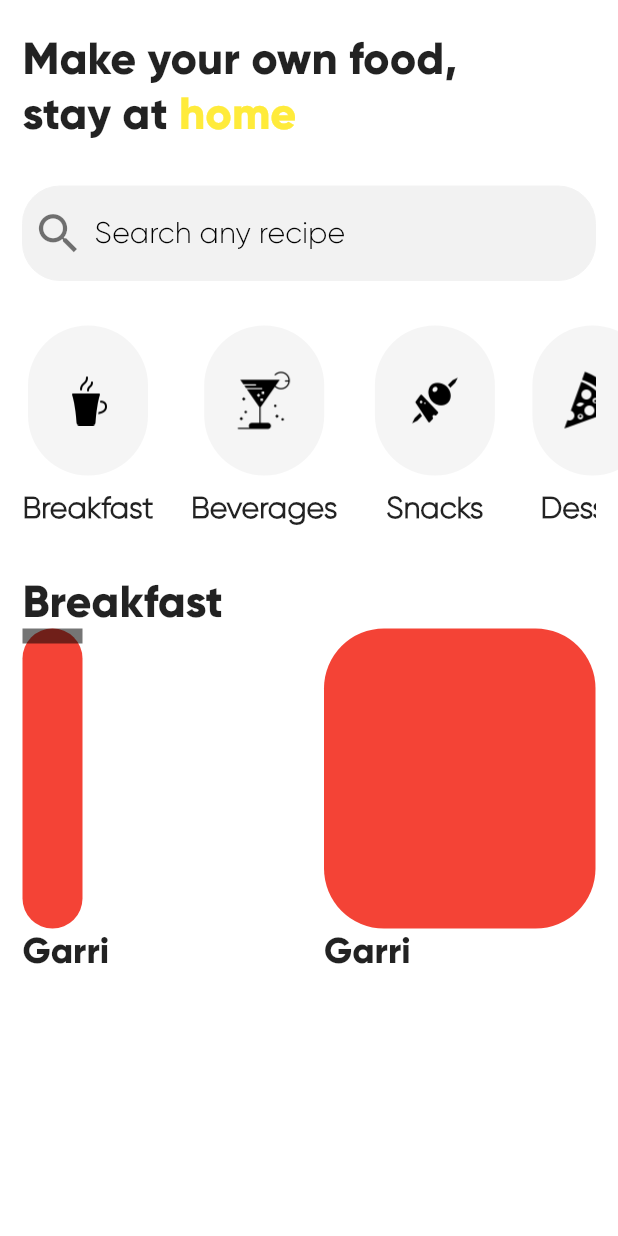
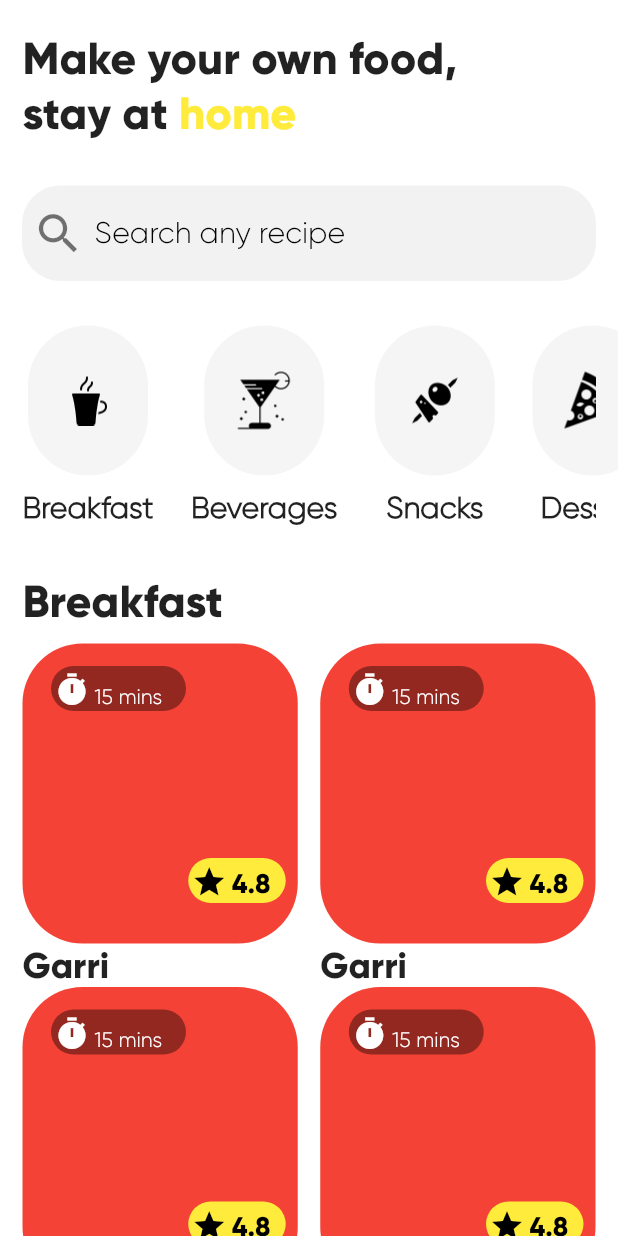
Before and after one commit to samtuga1/easy_food, a Flutter app: the screen it shows after launch, on a phone screen of 412 x 824 dp. Run offline on Flutter 3.47's test engine with Material 2 defaults, Android fonts, the phone set to English and light mode, and no system bars.

Commit message:
Added ListView.builder to the food_container.dart

```diff
--- a/lib/constants.dart
+++ b/lib/constants.dart
@@ -4,3 +4,26 @@ class TextStyles {
   static TextStyle title = const TextStyle(fontFamily: 'GilroyBold');
   static TextStyle subTitle = const TextStyle(fontFamily: 'GilroyLight');
 }
+
+List preference = [
+  {
+    'imageName': 'assets/icons/coffee.png',
+    'title': 'Breakfast',
+  },
+  {
+    'imageName': 'assets/icons/beverage.png',
+    'title': 'Beverages',
+  },
+  {
+    'imageName': 'assets/icons/snack.png',
+    'title': 'Snacks',
+  },
+  {
+    'imageName': 'assets/icons/pizza.png',
+    'title': 'Dessert',
+  },
+  {
+    'imageName': 'assets/icons/soup.png',
+    'title': 'Soups',
+  },
+];
--- a/lib/screens/home_screen.dart
+++ b/lib/screens/home_screen.dart
@@ -2,6 +2,8 @@ import 'package:easy_food/widgets/search_bar.dart';
 import 'package:flutter/material.dart';
 import 'package:easy_food/constants.dart' as constants;
 import 'package:easy_food/widgets/preferences.dart';
+import 'package:easy_food/widgets/food_container.dart';
+import 'package:easy_food/constants.dart';
 
 class HomeScreen extends StatefulWidget {
   const HomeScreen({Key? key}) : super(key: key);
@@ -11,29 +13,6 @@ class HomeScreen extends StatefulWidget {
 }
 
 class _HomeScreenState extends State<HomeScreen> {
-  List preference = [
-    {
-      'imageName': 'assets/icons/coffee.png',
-      'title': 'Breakfast',
-    },
-    {
-      'imageName': 'assets/icons/beverage.png',
-      'title': 'Beverages',
-    },
-    {
-      'imageName': 'assets/icons/snack.png',
-      'title': 'Snacks',
-    },
-    {
-      'imageName': 'assets/icons/pizza.png',
-      'title': 'Dessert',
-    },
-    {
-      'imageName': 'assets/icons/soup.png',
-      'title': 'Soups',
-    },
-  ];
-
   @override
   Widget build(BuildContext context) {
     return Scaffold(
@@ -90,64 +69,26 @@ class _HomeScreenState extends State<HomeScreen> {
                     'Breakfast',
                     style: constants.TextStyles.title.copyWith(fontSize: 30),
                   ),
-                  Row(
-                    children: [
-                      Expanded(
-                        child: Column(
-                          crossAxisAlignment: CrossAxisAlignment.start,
-                          children: [
-                            Container(
-                              child: Column(
-                                children: [
-                                  Container(
-                                    height: 10,
-                                    width: 40,
-                                    decoration: const BoxDecoration(
-                                      color: Colors.black54,
-                                    ),
-                                  ),
-                                ],
-                              ),
-                              height: 200,
-                              decoration: BoxDecoration(
-                                color: Colors.red,
-                                borderRadius: BorderRadius.circular(40),
-                              ),
-                            ),
-                            Text(
-                              'Garri',
-                              style: constants.TextStyles.title.copyWith(
-                                  fontSize: 24, fontWeight: FontWeight.bold),
-                            ),
-                          ],
-                        ),
-                      ),
-                      const SizedBox(
-                        width: 20,
-                      ),
-                      Expanded(
-                        child: Column(
-                          crossAxisAlignment: CrossAxisAlignment.start,
-                          children: [
-                            Container(
-                              height: 200,
-                              decoration: BoxDecoration(
-                                color: Colors.red,
-                                borderRadius: BorderRadius.circular(40),
-                              ),
-                            ),
-                            Text(
-                              'Garri',
-                              style: constants.TextStyles.title.copyWith(
-                                  fontSize: 24, fontWeight: FontWeight.w100),
-                            ),
-                          ],
-                        ),
-                      ),
-                    ],
-                  ),
                 ],
               ),
+              const SizedBox(
+                height: 10,
+              ),
+              Expanded(
+                child: ListView.builder(
+                    itemCount: 6 ~/ 2,
+                    itemBuilder: (BuildContext context, index) {
+                      return Row(
+                        children: const [
+                          FoodContainer(),
+                          SizedBox(
+                            width: 15,
+                          ),
+                          FoodContainer()
+                        ],
+                      );
+                    }),
+              )
             ],
           ),
         ),
--- /dev/null
+++ b/lib/widgets/food_container.dart
@@ -0,0 +1,76 @@
+import 'package:flutter/material.dart';
+import 'package:easy_food/constants.dart' as constants;
+import 'package:easy_food/widgets/sub_containers.dart';
+
+class FoodContainer extends StatelessWidget {
+  const FoodContainer({
+    Key? key,
+  }) : super(key: key);
+
+  @override
+  Widget build(BuildContext context) {
+    return Expanded(
+      child: Column(
+        crossAxisAlignment: CrossAxisAlignment.stretch,
+        children: [
+          Ink(
+            height: 200,
+            decoration: BoxDecoration(
+              color: Colors.red,
+              borderRadius: BorderRadius.circular(40),
+            ),
+            child: InkWell(
+              onTap: () {},
+              child: Column(
+                children: [
+                  Align(
+                    alignment: Alignment.topLeft,
+                    child: Padding(
+                      padding: const EdgeInsets.only(
+                        top: 15.0,
+                        left: 19,
+                      ),
+                      child: SubContainer(
+                        icon: Icons.timer,
+                        width: 90,
+                        color: Colors.black38.withOpacity(0.4),
+                        label: '15 mins',
+                        iconColor: Colors.white,
+                        style: constants.TextStyles.subTitle.copyWith(
+                          color: Colors.white,
+                        ),
+                      ),
+                    ),
+                  ),
+                  const SizedBox(
+                    height: 90,
+                  ),
+                  Align(
+                    alignment: Alignment.bottomRight,
+                    child: Padding(
+                      padding: const EdgeInsets.all(8.0),
+                      child: SubContainer(
+                        icon: Icons.star,
+                        width: 65,
+                        color: Colors.yellow,
+                        label: '4.8',
+                        style: constants.TextStyles.title
+                            .copyWith(color: Colors.black, fontSize: 18),
+                        iconColor: Colors.black,
+                      ),
+                    ),
+                  ),
+                ],
+              ),
+            ),
+          ),
+          Text(
+            'Garri',
+            style: constants.TextStyles.title
+                .copyWith(fontSize: 24, fontWeight: FontWeight.bold),
+          ),
+        ],
+      ),
+    );
+  }
+}
--- /dev/null
+++ b/lib/widgets/sub_containers.dart
@@ -0,0 +1,50 @@
+import 'package:flutter/material.dart';
+
+class SubContainer extends StatelessWidget {
+  final double width;
+  final Color color;
+  final IconData icon;
+  final String label;
+  final Color iconColor;
+  final TextStyle style;
+  const SubContainer({
+    Key? key,
+    required this.width,
+    required this.color,
+    required this.icon,
+    required this.label,
+    required this.iconColor,
+    required this.style,
+  }) : super(key: key);
+
+  @override
+  Widget build(BuildContext context) {
+    return Container(
+      child: Row(
+        crossAxisAlignment: CrossAxisAlignment.end,
+        children: [
+          Container(
+            margin: const EdgeInsets.only(left: 2, bottom: 2),
+            child: Icon(
+              icon,
+              color: iconColor,
+            ),
+          ),
+          const SizedBox(
+            width: 3,
+          ),
+          Padding(
+            padding: const EdgeInsets.only(bottom: 2.0),
+            child: Text(label, style: style),
+          ),
+        ],
+      ),
+      height: 30,
+      width: width,
+      decoration: BoxDecoration(
+        color: color,
+        borderRadius: BorderRadius.circular(40),
+      ),
+    );
+  }
+}
```
